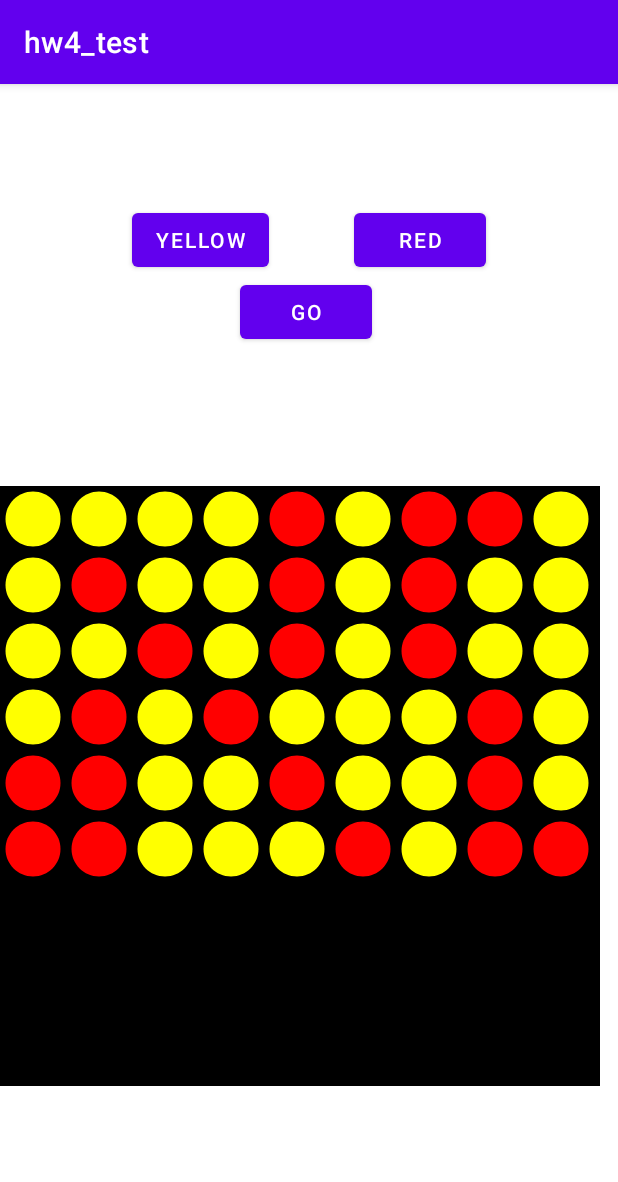
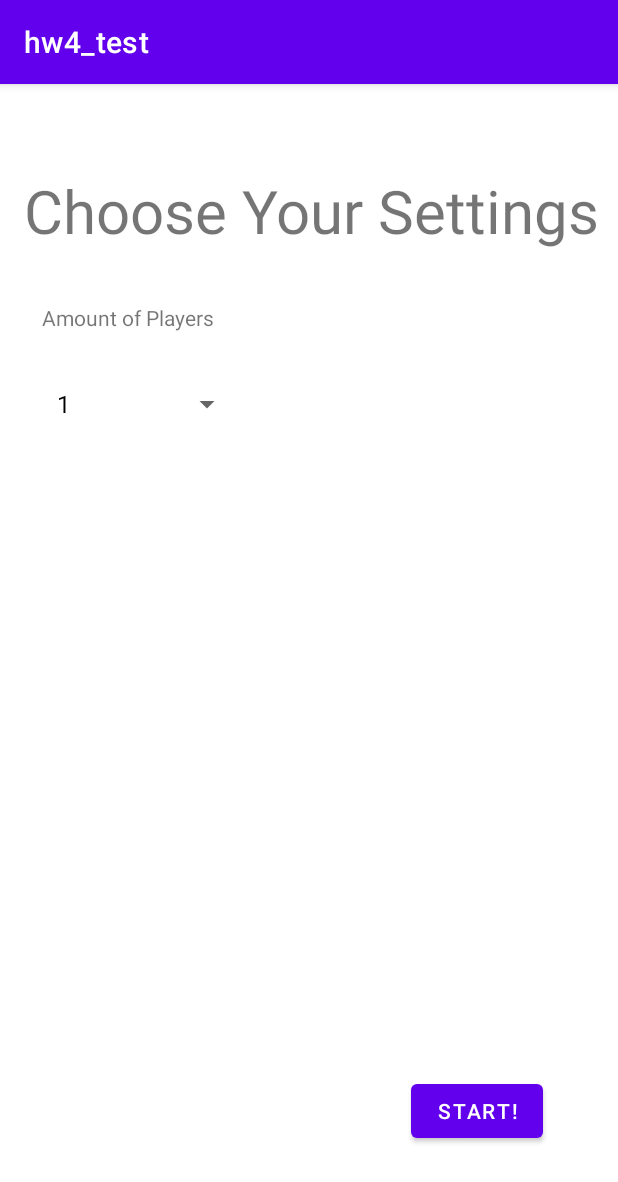
Before and after one commit to widekobe2248/CS4103, an Android app: the screen it shows after launch (MainActivity before the commit, GameSettings after it), after a tap on "START!", on a phone screen of 412 x 824 dp. Shown: the top 1182 px of the screen. Run offline under Robolectric (Android 15) with nearby library versions, the phone set to English and light mode, and no system bars.

Commit message:
Working Settings Page

```diff
--- a/app/src/main/AndroidManifest.xml
+++ b/app/src/main/AndroidManifest.xml
@@ -9,6 +9,9 @@
         android:roundIcon="@mipmap/ic_launcher_round"
         android:supportsRtl="true"
         android:theme="@style/Theme.Hw4_test">
+        <activity
+            android:name=".GameSettings"
+            android:exported="true" />
         <activity
             android:name=".MainActivity"
             android:exported="true" />
--- /dev/null
+++ b/app/src/main/java/com/example/hw4_test/GameSettings.kt
@@ -0,0 +1,59 @@
+package com.example.hw4_test
+
+import android.content.Intent
+import androidx.appcompat.app.AppCompatActivity
+import android.os.Bundle
+import android.view.View
+import android.widget.AdapterView
+import android.widget.ArrayAdapter
+import android.widget.Button
+import android.widget.Spinner
+
+class GameSettings : AppCompatActivity(), View.OnClickListener, AdapterView.OnItemSelectedListener {
+
+    var player_amount = 1
+
+    override fun onCreate(savedInstanceState: Bundle?) {
+        super.onCreate(savedInstanceState)
+        setContentView(R.layout.activity_game_settings)
+
+
+        var start_game = findViewById<Button>(R.id.start_game_btn)
+
+
+        //Handles Drop-Down Menu for player amount
+        var player_options: Spinner = findViewById(R.id.player_amt)
+        ArrayAdapter.createFromResource(this, R.array.player_amount, android.R.layout.simple_spinner_dropdown_item).also {
+            adapter -> adapter.setDropDownViewResource(android.R.layout.simple_spinner_dropdown_item)
+            player_options.adapter = adapter
+        }
+        player_options.onItemSelectedListener = this
+
+
+
+        start_game.setOnClickListener(this)
+    }
+
+    override fun onItemSelected(parent: AdapterView<*>, v: View?, pos: Int, id: Long) {
+        //Has to be converted to string before casting to Int
+        //This is because it returns type Any! which you cannot cast to
+        //Int but you can Cast to String then to Int
+        var selected = parent.getItemAtPosition(pos) as String
+        player_amount = selected.toInt()
+    }
+
+    override fun onNothingSelected(p0: AdapterView<*>?) {
+        //Nothing Needed Just a required method for AdapterView.OnItemSelectedListener
+    }
+
+    override fun onClick(v: View) {
+        if(v.id == R.id.start_game_btn)
+        {
+            val intent = Intent(this, MainActivity::class.java).apply {
+                putExtra("player_amt", player_amount)
+            }
+            startActivity(intent)
+        }
+
+    }
+}
--- a/app/src/main/java/com/example/hw4_test/MainActivity.kt
+++ b/app/src/main/java/com/example/hw4_test/MainActivity.kt
@@ -8,6 +8,7 @@ import android.widget.TableLayout
 import android.widget.TextView
 import androidx.core.content.ContextCompat
 import androidx.gridlayout.widget.GridLayout
+import org.w3c.dom.Text
 import kotlin.random.Random
 
 class Board(val gridLayout: GridLayout) {
@@ -24,6 +25,8 @@ class MainActivity : AppCompatActivity() {
     override fun onCreate(savedInstanceState: Bundle?) {
         super.onCreate(savedInstanceState)
         setContentView(R.layout.activity_main)
+
+
 
         var gridLayout = findViewById<GridLayout>(R.id.gridLayout)
 //        gridLayout?.setOn
@@ -73,6 +76,7 @@ class MainActivity : AppCompatActivity() {
         var i = 0
 
         val button = findViewById<Button>(R.id.button)
+
         button?.setOnClickListener {
 
 //            sArr[i].tv.setBackgroundColor(ContextCompat.getColor(this, R.color.red))
--- a/app/src/main/java/com/example/hw4_test/StartScreen.kt
+++ b/app/src/main/java/com/example/hw4_test/StartScreen.kt
@@ -24,8 +24,7 @@ class StartScreen : AppCompatActivity(), View.OnClickListener {
     }
 
     override fun onClick(v: View) {
-        var startBtn = findViewById<Button>(R.id.startBtn)
-        var quitBtn = findViewById<Button>(R.id.quitBtn)
+
         if(v.id == R.id.startBtn)
         {
             startNextActivity(v)
@@ -37,7 +36,7 @@ class StartScreen : AppCompatActivity(), View.OnClickListener {
     }
 
     private fun startNextActivity(view: View) {
-        val intent = Intent(this, MainActivity::class.java)
+        val intent = Intent(this, GameSettings::class.java)
         startActivity(intent)
     }
 
--- /dev/null
+++ b/app/src/main/res/layout/activity_game_settings.xml
@@ -0,0 +1,56 @@
+<?xml version="1.0" encoding="utf-8"?>
+<androidx.constraintlayout.widget.ConstraintLayout xmlns:android="http://schemas.android.com/apk/res/android"
+    xmlns:app="http://schemas.android.com/apk/res-auto"
+    xmlns:tools="http://schemas.android.com/tools"
+    android:layout_width="match_parent"
+    android:layout_height="match_parent"
+    tools:context=".GameSettings">
+
+    <TextView
+        android:id="@+id/textView"
+        android:layout_width="0dp"
+        android:layout_height="wrap_content"
+        android:layout_marginStart="7dp"
+        android:layout_marginTop="57dp"
+        android:layout_marginEnd="4dp"
+        android:gravity="center_horizontal"
+        android:text="@string/settings_title_text"
+        android:textSize="40sp"
+        app:layout_constraintEnd_toEndOf="parent"
+        app:layout_constraintStart_toStartOf="parent"
+        app:layout_constraintTop_toTopOf="parent" />
+
+    <Button
+        android:id="@+id/start_game_btn"
+        android:layout_width="wrap_content"
+        android:layout_height="wrap_content"
+        android:layout_marginEnd="50dp"
+        android:layout_marginBottom="59dp"
+        android:text="@string/start_text"
+        app:layout_constraintBottom_toBottomOf="parent"
+        app:layout_constraintEnd_toEndOf="parent" />
+
+    <Spinner
+        android:id="@+id/player_amt"
+        android:layout_width="0dp"
+        android:layout_height="wrap_content"
+        android:layout_marginStart="30dp"
+        android:layout_marginTop="78dp"
+        android:layout_marginEnd="250dp"
+        android:minHeight="48dp"
+        app:layout_constraintEnd_toEndOf="parent"
+        app:layout_constraintStart_toStartOf="parent"
+        app:layout_constraintTop_toBottomOf="@+id/textView"
+        tools:ignore="SpeakableTextPresentCheck" />
+
+    <TextView
+        android:id="@+id/textView3"
+        android:layout_width="wrap_content"
+        android:layout_height="wrap_content"
+        android:layout_marginStart="28dp"
+        android:layout_marginBottom="24dp"
+        android:text="@string/player_amount_drop_text"
+        app:layout_constraintBottom_toTopOf="@+id/player_amt"
+        app:layout_constraintStart_toStartOf="parent" />
+
+</androidx.constraintlayout.widget.ConstraintLayout>
--- a/app/src/main/res/layout/activity_main.xml
+++ b/app/src/main/res/layout/activity_main.xml
@@ -27,6 +27,14 @@
         app:layout_constraintStart_toStartOf="parent"
         app:layout_constraintTop_toTopOf="parent" />
 
+    <TextView
+        android:id="@+id/test"
+        android:layout_width="wrap_content"
+        android:layout_height="wrap_content"
+        android:text="TextView"
+        tools:layout_editor_absoluteX="30dp"
+        tools:layout_editor_absoluteY="95dp" />
+
     <Button
         android:id="@+id/button3"
         android:layout_width="wrap_content"
--- a/app/src/main/res/values/strings.xml
+++ b/app/src/main/res/values/strings.xml
@@ -3,4 +3,16 @@
     <string name="title_text">Connect 3.5!</string>
     <string name="start_text">Start!</string>
     <string name="quit_text">QUit!</string>
+    <string name="settings_title_text">Choose Your Settings</string>
+    <string name="player_amount_drop_text">Amount of Players</string>
+
+
+    <string-array name="player_amount">
+        <item>1</item>
+        <item>2</item>
+        <item>3</item>
+        <item>4</item>
+    </string-array>
+
+
 </resources>
```
